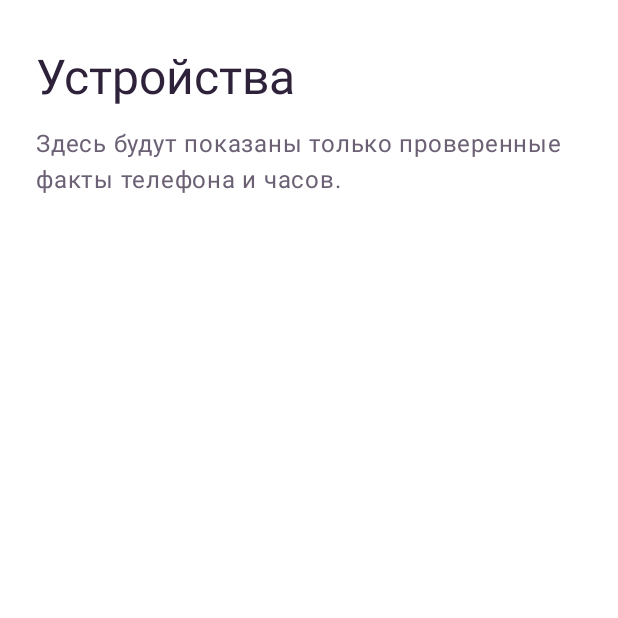
After one commit to SingeltonAttero/Livosphere-public, an Android app built with Jetpack Compose: the composable DevicesScreen shown on its own in the app's theme, on a phone screen of 412 x 824 dp, the top half of it. The commit adds this screen. Run offline under Robolectric (Android 15) with nearby library versions, the light colour scheme and no system bars; 5 statements that could not run were skipped.

Commit message:
feat(android): add hub section navigation

```diff
--- a/android/build.gradle.kts
+++ b/android/build.gradle.kts
@@ -9,6 +9,7 @@ plugins {
     alias(libs.plugins.android.test) apply false
     alias(libs.plugins.kotlin.jvm) apply false
     alias(libs.plugins.kotlin.compose) apply false
+    alias(libs.plugins.kotlin.serialization) apply false
     alias(libs.plugins.ksp) apply false
     alias(libs.plugins.hilt) apply false
 }
--- /dev/null
+++ b/android/hub/app/src/main/java/app/livosphere/hub/HubSectionScreen.kt
@@ -0,0 +1,57 @@
+package app.livosphere.hub
+
+import androidx.annotation.StringRes
+import androidx.compose.foundation.layout.Arrangement
+import androidx.compose.foundation.layout.Box
+import androidx.compose.foundation.layout.Column
+import androidx.compose.foundation.layout.fillMaxHeight
+import androidx.compose.foundation.layout.fillMaxSize
+import androidx.compose.foundation.layout.fillMaxWidth
+import androidx.compose.foundation.layout.padding
+import androidx.compose.foundation.layout.widthIn
+import androidx.compose.foundation.rememberScrollState
+import androidx.compose.foundation.verticalScroll
+import androidx.compose.material3.MaterialTheme
+import androidx.compose.material3.Text
+import androidx.compose.runtime.Composable
+import androidx.compose.ui.Modifier
+import androidx.compose.ui.res.stringResource
+import androidx.compose.ui.semantics.heading
+import androidx.compose.ui.semantics.testTag
+import androidx.compose.ui.semantics.semantics
+import androidx.compose.ui.unit.dp
+
+@Composable
+internal fun HubSectionScreen(
+    @StringRes title: Int,
+    @StringRes description: Int,
+    testTag: String,
+) {
+    Box(
+        modifier = Modifier.fillMaxSize(),
+    ) {
+        Column(
+            modifier = Modifier
+                .fillMaxHeight()
+                .widthIn(max = 720.dp)
+                .fillMaxWidth()
+                .align(androidx.compose.ui.Alignment.TopCenter)
+                .verticalScroll(rememberScrollState())
+                .padding(horizontal = 24.dp, vertical = 32.dp)
+                .semantics { this.testTag = testTag },
+            verticalArrangement = Arrangement.spacedBy(12.dp),
+        ) {
+            Text(
+                text = stringResource(title),
+                modifier = Modifier.semantics { heading() },
+                color = MaterialTheme.colorScheme.onBackground,
+                style = MaterialTheme.typography.headlineLarge,
+            )
+            Text(
+                text = stringResource(description),
+                color = MaterialTheme.colorScheme.onSurfaceVariant,
+                style = MaterialTheme.typography.bodyLarge,
+            )
+        }
+    }
+}
--- /dev/null
+++ b/android/hub/app/src/main/java/app/livosphere/hub/HubTheme.kt
@@ -0,0 +1,31 @@
+package app.livosphere.hub
+
+import androidx.compose.material3.MaterialTheme
+import androidx.compose.material3.lightColorScheme
+import androidx.compose.runtime.Composable
+import androidx.compose.ui.graphics.Color
+
+internal val HubBackground = Color(0xFFF8F5F0)
+internal val HubSurface = Color(0xFFFFFFFF)
+internal val HubText = Color(0xFF2E223B)
+internal val HubTextSecondary = Color(0xFF6B6074)
+internal val HubPrimary = Color(0xFF69428C)
+internal val HubSelected = Color(0xFFEAE4F3)
+
+@Composable
+internal fun LivosphereTheme(content: @Composable () -> Unit) {
+    MaterialTheme(
+        colorScheme = lightColorScheme(
+            primary = HubPrimary,
+            onPrimary = Color.White,
+            background = HubBackground,
+            onBackground = HubText,
+            surface = HubSurface,
+            onSurface = HubText,
+            onSurfaceVariant = HubTextSecondary,
+            secondaryContainer = HubSelected,
+            onSecondaryContainer = HubText,
+        ),
+        content = content,
+    )
+}
--- /dev/null
+++ b/android/hub/app/src/main/java/app/livosphere/hub/devices/DevicesScreen.kt
@@ -0,0 +1,14 @@
+package app.livosphere.hub.devices
+
+import androidx.compose.runtime.Composable
+import app.livosphere.R
+import app.livosphere.hub.HubSectionScreen
+
+@Composable
+internal fun DevicesScreen() {
+    HubSectionScreen(
+        title = R.string.hub_section_devices,
+        description = R.string.hub_devices_description,
+        testTag = "hub-screen-devices",
+    )
+}
--- a/android/hub/app/src/main/res/values/strings.xml
+++ b/android/hub/app/src/main/res/values/strings.xml
@@ -1,4 +1,10 @@
 <?xml version="1.0" encoding="utf-8"?>
 <resources>
     <string name="app_name">Livosphere</string>
+    <string name="hub_section_theme">Тема</string>
+    <string name="hub_section_devices">Устройства</string>
+    <string name="hub_section_settings">Настройки</string>
+    <string name="hub_theme_description">Здесь появится preview первого визуального набора.</string>
+    <string name="hub_devices_description">Здесь будут показаны только проверенные факты телефона и часов.</string>
+    <string name="hub_settings_description">Здесь появится независимое управление оформлением и приложением.</string>
 </resources>
--- a/android/hub/domain/build.gradle.kts
+++ b/android/hub/domain/build.gradle.kts
@@ -8,4 +8,5 @@ kotlin {
 
 dependencies {
     api(project(":core:contract"))
+    testImplementation(libs.junit4)
 }
```
Also changed, not shown: android/gradle/libs.versions.toml (+17 -0 lines), android/hub/app/build.gradle.kts (+14 -0 lines), android/hub/app/src/main/java/app/livosphere/MainActivity.kt (+21 -64 lines), android/hub/app/src/main/java/app/livosphere/hub/HubApp.kt (added, +162 -0 lines), android/hub/app/src/main/java/app/livosphere/hub/HubViewModel.kt (added, +29 -0 lines), android/hub/app/src/main/java/app/livosphere/hub/navigation/HubNavigation.kt (added, +49 -0 lines), android/hub/app/src/main/java/app/livosphere/hub/settings/SettingsScreen.kt (added, +14 -0 lines), android/hub/app/src/main/java/app/livosphere/hub/theme/ThemeScreen.kt (added, +14 -0 lines), android/hub/domain/src/main/kotlin/app/livosphere/hub/HubContract.kt (added, +44 -0 lines), 1 other file.
